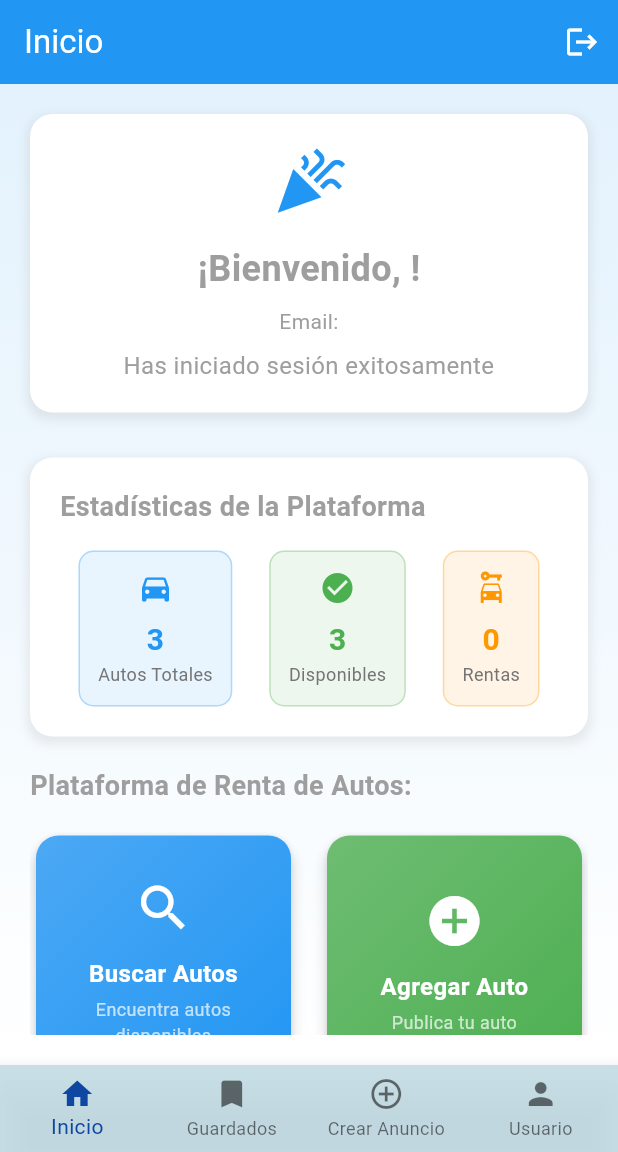
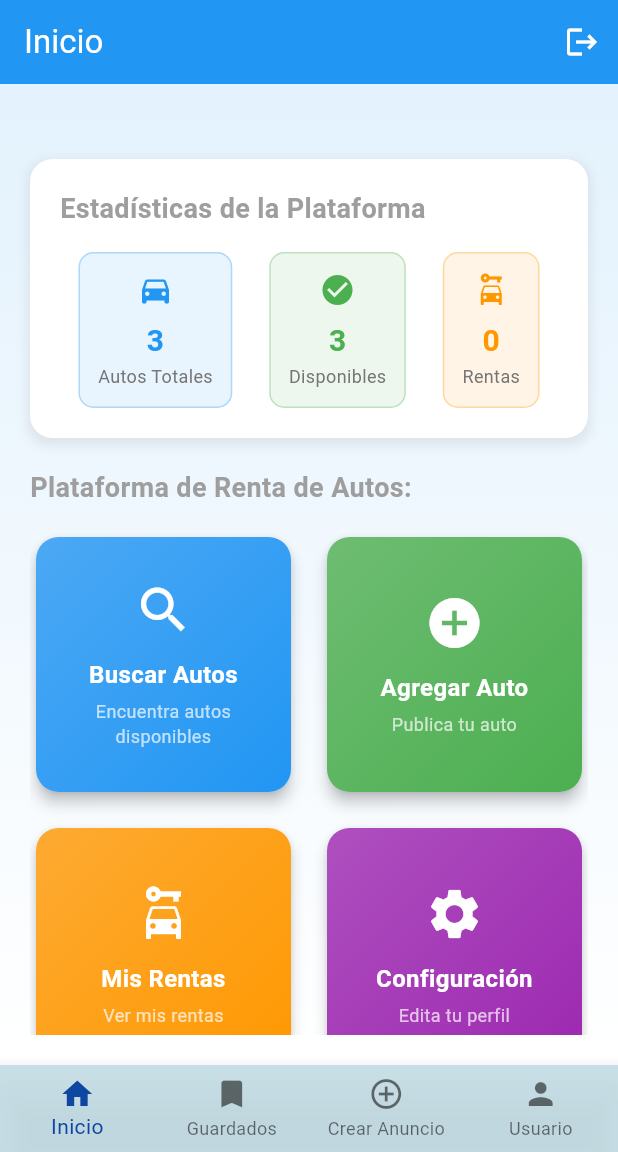
Before and after one commit to Velzeb/App-flutter-demo1, a Flutter app: the ScreenManager screen opened by its route, on a phone screen of 412 x 824 dp, the part 84-1236 px from its top. Run offline on Flutter 3.47's test engine with Material 3 defaults, Android fonts, the phone set to English and light mode, and no system bars; accounts and stored records are empty; network calls fail; Roboto replaces fonts that are missing (ChalkboardSE-Bold).

Commit message:
nothing to make

```diff
--- a/frontend/lib/main.dart
+++ b/frontend/lib/main.dart
@@ -19,8 +19,8 @@ void main() async{
 
   //login
   final login = await handler.postRequest('api/user/login/',data:{
-    "email":"andrewing@example.com",
-    "password":"fluterito"
+    "email":"popopopopopo@popo.com",
+  "password":"popo1234"
   } );
   print(login);
 }
--- a/frontend/lib/screen_manager.dart
+++ b/frontend/lib/screen_manager.dart
@@ -1,4 +1,5 @@
 import 'package:flutter/material.dart';
+import 'package:login_app/screens/edit_profile_screen.dart';
 import 'screens/home_screen.dart';
 //import 'screens/saved_screen.dart';
 //import 'screens/create_ad_screen.dart';
@@ -20,7 +21,7 @@ class _ScreenManagerState extends State<ScreenManager> {
     HomeScreen(),
     //SavedScreen(),
     //CreateAdScreen(),
-    //UserScreen(),
+    EditProfileScreen(),
   ];
 
   @override
--- a/frontend/lib/screens/home_screen.dart
+++ b/frontend/lib/screens/home_screen.dart
@@ -72,56 +72,6 @@ class _HomeScreenState extends State<HomeScreen> {
             child: Column(
               crossAxisAlignment: CrossAxisAlignment.start,
               children: [
-                // Mensaje de bienvenida
-                Container(
-                  width: double.infinity,
-                  padding: const EdgeInsets.all(20),
-                  decoration: BoxDecoration(
-                    color: Colors.white,
-                    borderRadius: BorderRadius.circular(15),
-                    boxShadow: [
-                      BoxShadow(
-                        color: Colors.grey.withOpacity(0.2),
-                        spreadRadius: 2,
-                        blurRadius: 5,
-                        offset: const Offset(0, 3),
-                      ),
-                    ],
-                  ),
-                  child: Column(
-                    children: [
-                      const Icon(
-                        Icons.celebration,
-                        size: 50,
-                        color: Colors.blue,
-                      ),
-                      const SizedBox(height: 16),
-                      Text(
-                        '¡Bienvenido, ${AuthService.currentUser?.name ?? 'Usuario'}!',
-                        style: const TextStyle(
-                          fontSize: 24,
-                          fontWeight: FontWeight.bold,
-                          color: Colors.grey,
-                        ),
-                      ),
-                      const SizedBox(height: 8),
-                      Text(
-                        'Email: ${AuthService.currentUser?.email ?? 'No disponible'}',
-                        style: const TextStyle(
-                          fontSize: 14,
-                          color: Colors.grey,
-                        ),
-                        textAlign: TextAlign.center,
-                      ),
-                      const SizedBox(height: 8),
-                      const Text(
-                        'Has iniciado sesión exitosamente',
-                        style: TextStyle(fontSize: 16, color: Colors.grey),
-                        textAlign: TextAlign.center,
-                      ),
-                    ],
-                  ),
-                ),
                 const SizedBox(height: 30),
 
                 // Estadísticas
--- /dev/null
+++ b/frontend/lib/services/session_service.dart
@@ -0,0 +1,21 @@
+class SessionService {
+  static final SessionService _instance = SessionService._internal();
+
+  factory SessionService() {
+    return _instance;
+  }
+
+  SessionService._internal();
+
+  String? _token;
+
+  String? get token => _token;
+
+  void setToken(String token) {
+    _token = token;
+  }
+
+  void clearToken() {
+    _token = null;
+  }
+}
--- a/frontend/pubspec.yaml
+++ b/frontend/pubspec.yaml
@@ -12,6 +12,7 @@ dependencies:
     sdk: flutter
   http: ^1.2.2
   cupertino_icons: ^1.0.8
+  shared_preferences: ^2.2.0
 
 dev_dependencies:
   flutter_test:
```
Also changed, not shown: frontend/lib/services/auth_service.dart (+63 -37 lines), frontend/pubspec.lock, 1 other file.
